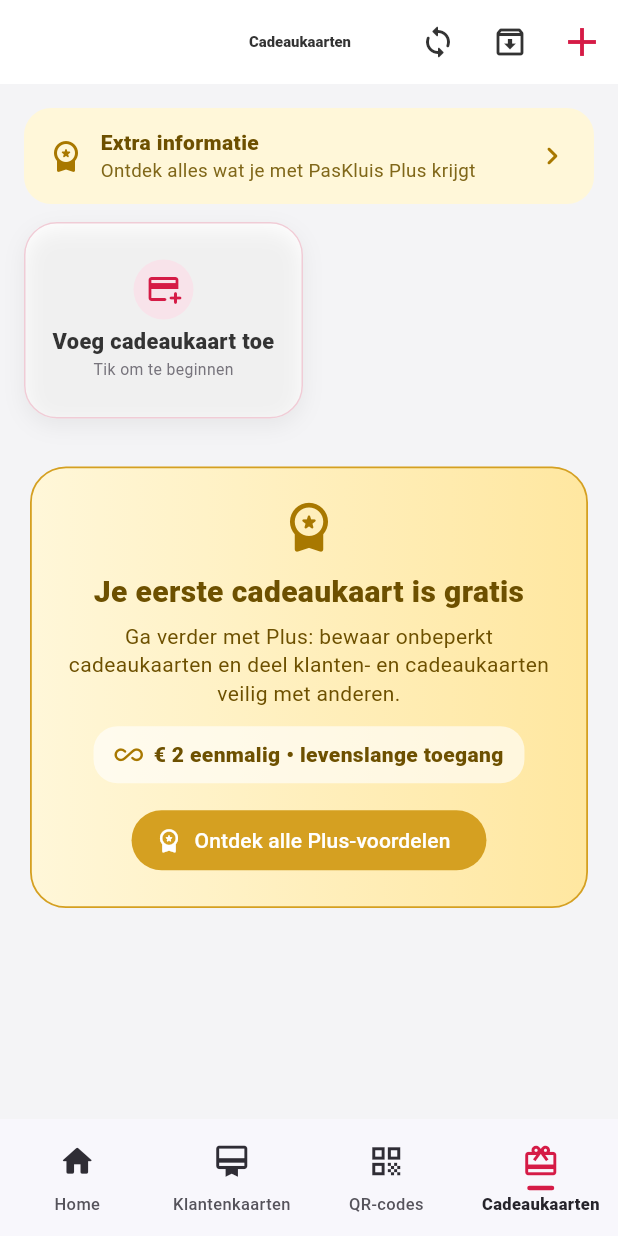
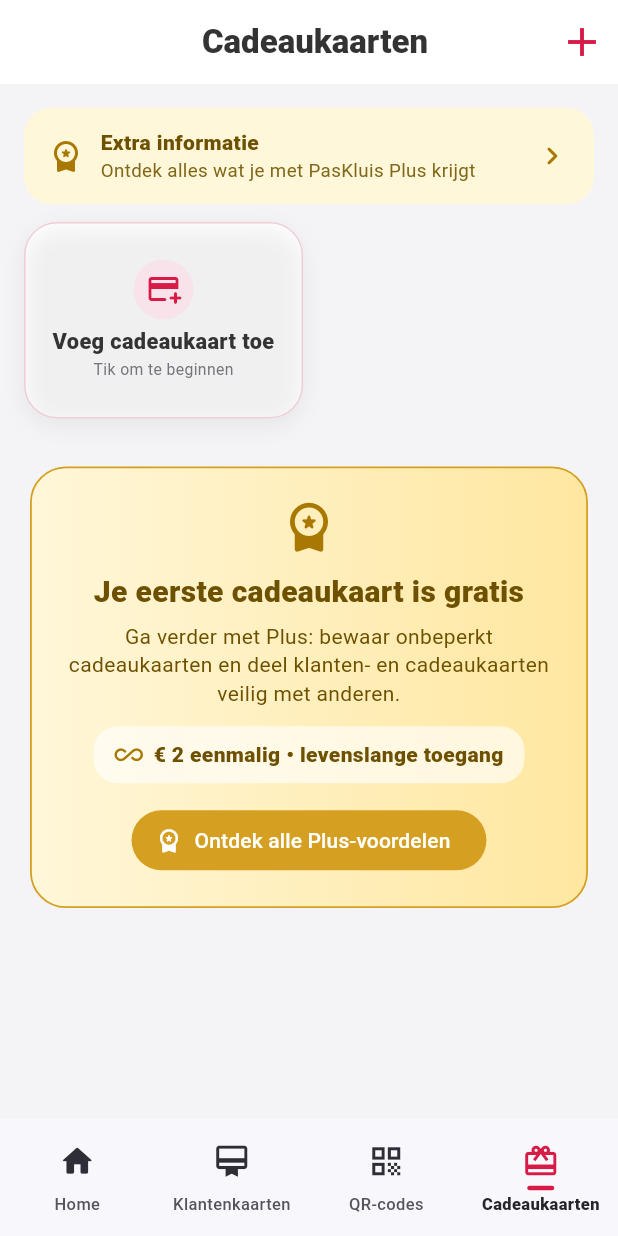
Before and after one commit to RonaldB03/paskluis, a Flutter app: the screen it shows after launch, item 4 of the bottom bar chosen, on a phone screen of 412 x 824 dp. Run offline on Flutter 3.47's test engine with Material 3 defaults, Android fonts, the phone set to English and light mode, and no system bars; our stand-ins replace barcode_widget, flutter_local_notifications, flutter_secure_storage, geolocator, hive_ce_flutter, image_picker and 6 more; missing offline and left inert: google_mlkit_text_recognition, mobile_scanner, screen_brightness; accounts and stored records are empty.

```diff
--- a/lib/features/gift_cards/gift_cards_screen.dart
+++ b/lib/features/gift_cards/gift_cards_screen.dart
@@ -60,6 +60,23 @@
       _hasPlus = hasPlus;
       _loadingPlus = false;
     });
+  }
+
+  Future<void> _refreshGiftCards() async {
+    if (AccountService.currentUser != null) {
+      try {
+        await CardShareService.syncAllToLocal();
+      } catch (_) {
+        if (mounted) {
+          ScaffoldMessenger.of(context).showSnackBar(
+            const SnackBar(
+              content: Text('Bijwerken lukte niet. Controleer je verbinding.'),
+            ),
+          );
+        }
+      }
+    }
+    await _loadPlusStatus();
   }
 
   Future<void> _openPlus(BuildContext context) async {
@@ -490,7 +507,7 @@
           backgroundColor: const Color(0xFFF4F4F6),
           appBar: AppBar(
             automaticallyImplyLeading: false,
-            leadingWidth: 132,
+            leadingWidth: 56,
             leading: const SizedBox.shrink(),
             title: const PremiumAppTitle('Cadeaukaarten'),
             centerTitle: true,
@@ -505,41 +522,6 @@
                   height: 48,
                 ),
                 padding: EdgeInsets.zero,
-                tooltip: 'Gedeelde kaarten vernieuwen',
-                icon: const Icon(Icons.sync_rounded),
-                onPressed: () async {
-                  try {
-                    await CardShareService.syncAllToLocal();
-                    if (context.mounted) {
-                      ScaffoldMessenger.of(context).showSnackBar(
-                        const SnackBar(content: Text('Gedeelde kaarten zijn bijgewerkt.')),
-                      );
-                    }
-                  } catch (_) {
-                    if (context.mounted) {
-                      ScaffoldMessenger.of(context).showSnackBar(
-                        const SnackBar(content: Text('Bijwerken lukte niet. Controleer of je bent ingelogd.')),
-                      );
-                    }
-                  }
-                },
-              ),
-              IconButton(
-                constraints: const BoxConstraints.tightFor(
-                  width: 44,
-                  height: 48,
-                ),
-                padding: EdgeInsets.zero,
-                tooltip: 'Archief',
-                icon: const Icon(Icons.archive_outlined),
-                onPressed: () => showArchivedCards(context),
-              ),
-              IconButton(
-                constraints: const BoxConstraints.tightFor(
-                  width: 44,
-                  height: 48,
-                ),
-                padding: EdgeInsets.zero,
                 icon: const Icon(Icons.add, color: Color(0xFFD51B46), size: 32),
                 onPressed: () => openAddGiftCard(context),
               ),
@@ -548,6 +530,9 @@
           body: MainTabSwipeRegion(
             currentIndex: 3,
             onSwitch: (index) => openTab(context, index),
+            child: RefreshIndicator(
+              onRefresh: _refreshGiftCards,
+              color: const Color(0xFFD51B46),
               child: _GiftCardsOverview(
                 items: items,
                 hasPlus: _hasPlus,
@@ -556,6 +541,7 @@
                 onOpenPlus: () => _openPlus(context),
                 onOpenCard: (index) => openGiftCard(context, items, index),
                 onLongPress: (item) => showGiftCardOptions(context, item),
+              ),
             ),
           ),
           bottomNavigationBar: MainBottomNav(
--- a/lib/shared/widgets/main_bottom_nav.dart
+++ b/lib/shared/widgets/main_bottom_nav.dart
@@ -28,7 +28,9 @@
                 ? 10.0
                 : 11.0;
 
-            return NavigationBarTheme(
+            return SafeArea(
+              top: false,
+              child: NavigationBarTheme(
                 data: NavigationBarThemeData(
                   backgroundColor: const Color(0xFFF8F7FC),
                   indicatorColor: Colors.transparent,
@@ -102,6 +104,7 @@
                     ],
                   ),
                 ),
+              ),
             );
           },
         );
```
Also changed, not shown: lib/features/cards/card_view_screen.dart (+4 -22 lines), lib/features/home/home_screen.dart (+14 -3 lines), lib/features/premium/plus_information_screen.dart (+8 -4 lines), lib/features/settings/privacy_screen.dart (+8 -4 lines). Lines whose indentation alone changed are shown as unchanged.
